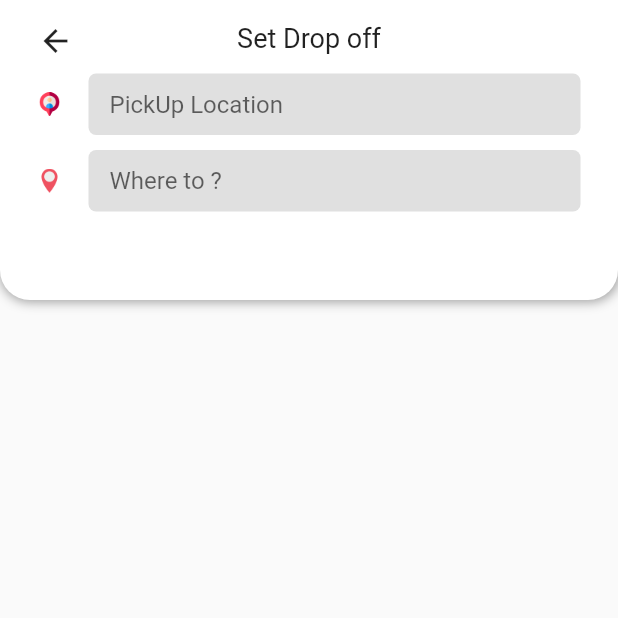
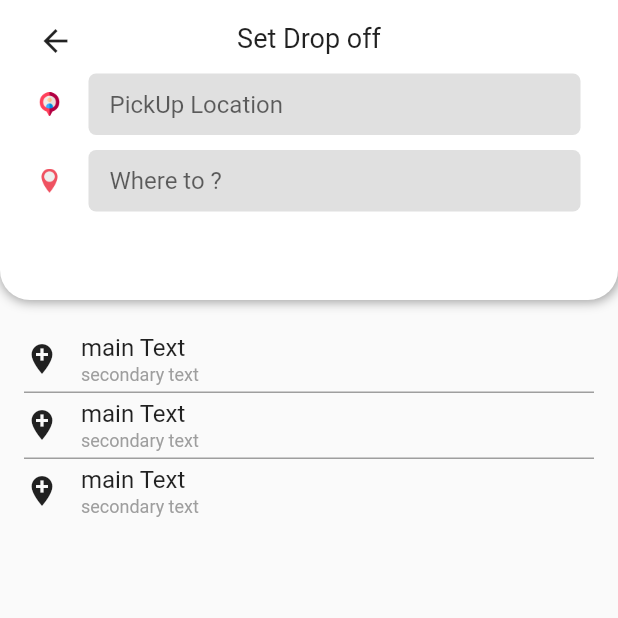
Before and after one commit to toubal77/rider_app, a Flutter app: the screen it shows after launch, after a tap on "Search Drop off", on a phone screen of 412 x 824 dp, the top half of it. Run offline on Flutter 3.47's test engine with Material 2 defaults, Android fonts, the phone set to English and light mode, and no system bars; our stand-ins replace firebase_auth, firebase_core, firebase_database, geolocator, google_maps_flutter; accounts and stored records are empty; Roboto replaces fonts that are missing (Brand Bold, Brand-Bold).

Commit message:
display place predictions search in list view

```diff
--- /dev/null
+++ b/lib/models/place_predictions.dart
@@ -0,0 +1,16 @@
+class PlacePruedictions {
+  String? secondaryText;
+  String? mainText;
+  String? placeId;
+  PlacePruedictions({
+    this.secondaryText,
+    this.mainText,
+    this.placeId,
+  });
+
+  PlacePruedictions.fromJson(Map<String, dynamic> json) {
+    placeId = json["place_id"];
+    mainText = json["structured_formatting"]["main_text"];
+    secondaryText = json["structured_formatting"]["secondary_text"];
+  }
+}
--- a/lib/screens/home_screen.dart
+++ b/lib/screens/home_screen.dart
@@ -75,7 +75,7 @@ class _HomeScreenState extends State<HomeScreen> {
                       ),
                       Divider(
                         height: 1,
-                        color: Colors.yellowAccent,
+                        color: Colors.grey,
                         thickness: 1.0,
                       ),
                       SizedBox(
--- a/lib/screens/search_screen.dart
+++ b/lib/screens/search_screen.dart
@@ -1,6 +1,7 @@
 import 'package:flutter/material.dart';
 import 'package:provider/provider.dart';
 import 'package:rider_app/configMaps.dart';
+import 'package:rider_app/models/place_predictions.dart';
 import 'package:rider_app/provider/app_data.dart';
 import 'package:rider_app/services/apis.dart';
 
@@ -14,7 +15,7 @@ class SearchScreen extends StatefulWidget {
 class _SearchScreenState extends State<SearchScreen> {
   TextEditingController pickUpController = new TextEditingController();
   TextEditingController dropOffController = new TextEditingController();
-
+  List<PlacePruedictions?>? placePredictionsList;
   void findList(String placeName) async {
     if (placeName.length > 1) {
       String autoComplete =
@@ -23,8 +24,18 @@ class _SearchScreenState extends State<SearchScreen> {
       if (res == 'Fieled') {
         return;
       }
-      print('Places Predictions Response :');
-      print(res);
+
+      if (res["status"] == "OK") {
+        var prediction = res["prediction"];
+        var placesList = (prediction as List)
+            .map((e) => PlacePruedictions.fromJson(
+                  (e),
+                ))
+            .toList();
+        setState(() {
+          placePredictionsList = placesList;
+        });
+      }
     }
   }
 
@@ -163,10 +174,94 @@ class _SearchScreenState extends State<SearchScreen> {
                   ],
                 ),
               ),
+            ),
+            SizedBox(
+              height: 10,
+            ),
+            //placePredictionsList!.length > 0
+            Padding(
+              padding: EdgeInsets.symmetric(vertical: 8, horizontal: 16),
+              child: ListView.separated(
+                padding: EdgeInsets.all(0),
+                shrinkWrap: true,
+                physics: ClampingScrollPhysics(),
+                separatorBuilder: (BuildContext context, int index) => Divider(
+                  height: 1,
+                  color: Colors.grey,
+                  thickness: 1.0,
+                ),
+                // itemCount: placePredictionsList!.length,
+                itemCount: 3,
+                itemBuilder: (context, index) {
+                  //       return PredictionTile(placePredictionsList![index]!);
+
+                  return PredictionTile();
+                },
+              ),
             )
+            //    : Container(),
           ],
         ),
       ),
     );
   }
 }
+
+class PredictionTile extends StatelessWidget {
+  // final PlacePruedictions placePredictions;
+  // PredictionTile(this.placePredictions);
+  @override
+  Widget build(BuildContext context) {
+    return Container(
+      child: Column(
+        children: [
+          SizedBox(
+            width: 4,
+          ),
+          Row(
+            children: [
+              Icon(Icons.add_location),
+              SizedBox(
+                width: 14,
+              ),
+              Expanded(
+                child: Column(
+                  crossAxisAlignment: CrossAxisAlignment.start,
+                  children: [
+                    SizedBox(
+                      height: 4,
+                    ),
+                    Text(
+                      //       placePredictions.mainText!,
+                      'main Text',
+                      overflow: TextOverflow.ellipsis,
+                      style: TextStyle(fontSize: 16),
+                    ),
+                    SizedBox(
+                      height: 2,
+                    ),
+                    Text(
+                      //  placePredictions.secondaryText!,
+                      'secondary text',
+                      overflow: TextOverflow.ellipsis,
+                      style: TextStyle(
+                        fontSize: 12,
+                        color: Colors.grey,
+                      ),
+                    ),
+                    SizedBox(
+                      height: 4,
+                    ),
+                  ],
+                ),
+              ),
+            ],
+          ),
+          SizedBox(
+            width: 10,
+          ),
+        ],
+      ),
+    );
+  }
+}
```
